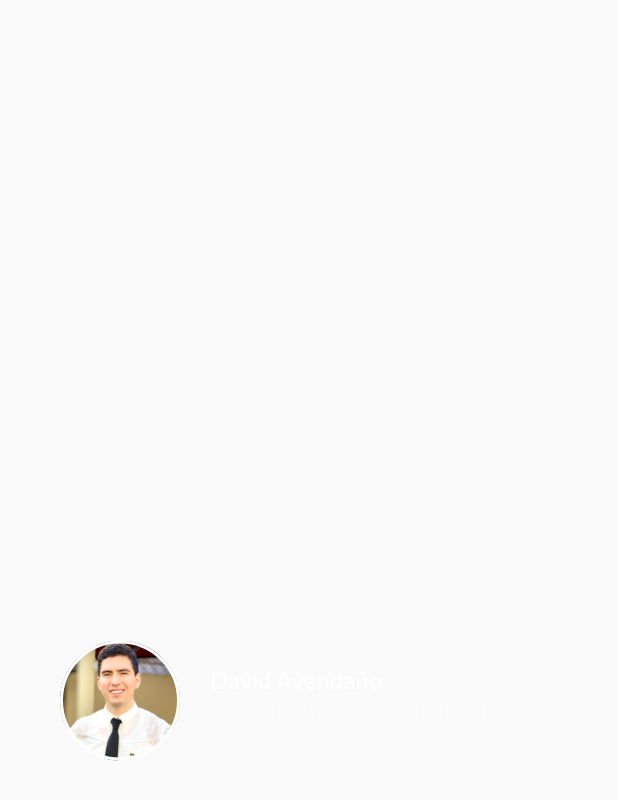
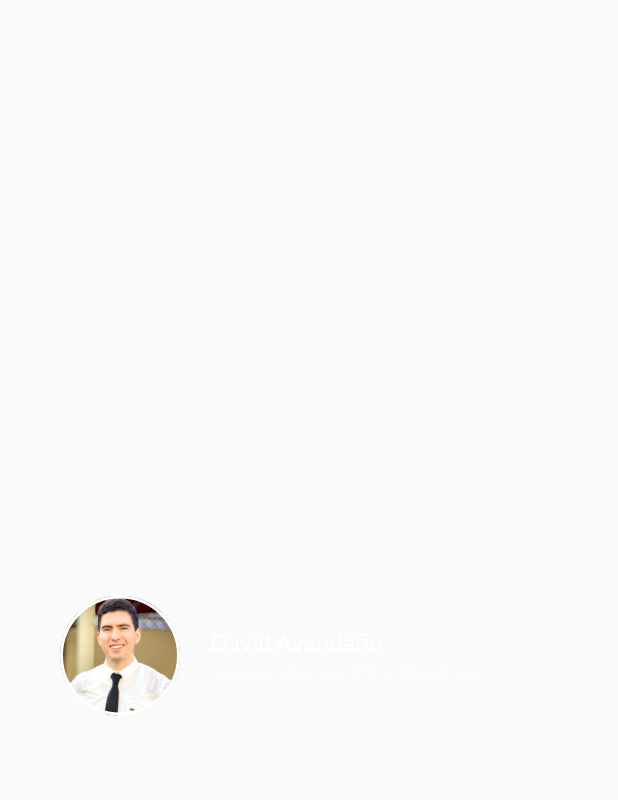
Before and after one commit to davidac2007/trips-app, a Flutter app: the ProfileDetails widget shown alone on an empty page, opened directly, on a phone screen of 412 x 824 dp. Shown: the top 800 px of the screen. Run offline on Flutter 3.47's test engine with Material 2 defaults, Android fonts, the phone set to English and light mode, and no system bars.

Commit message:
Made the UI more responsive

```diff
--- a/lib/profile/profile.dart
+++ b/lib/profile/profile.dart
@@ -1,18 +1,13 @@
 import 'package:flutter/material.dart';
 
-import 'package:trips_app/profile/profile_appbar.dart';
+import 'package:trips_app/profile/profile_background.dart';
 import 'package:trips_app/profile/profile_card_list.dart';
 
 class Profile extends StatelessWidget {
   @override
   Widget build(BuildContext context) {
-    return Stack(alignment: Alignment.center, children: [
-      Column(
-        children: [
-          ProfileAppBar(),
-        ],
-      ),
-      ProfileCardImageList()
-    ]);
+    return Stack(
+        // alignment: Alignment.center,
+        children: [ProfileBackground(), ProfileCardImageList()]);
   }
 }
--- a/lib/profile/profile_appbar.dart
+++ /dev/null
@@ -1,23 +0,0 @@
-import 'package:flutter/material.dart';
-import 'package:trips_app/profile/profile_background.dart';
-import 'package:trips_app/profile/profile_buttons.dart';
-import 'package:trips_app/profile/profile_details.dart';
-
-class ProfileAppBar extends StatelessWidget {
-  @override
-  Widget build(BuildContext context) {
-    return Stack(
-      children: <Widget>[
-        ProfileBackground(),
-        ProfileTitle(),
-        Column(
-          children: [
-            ProfileDetails("assets/img/Me.jpg", "David Avendaño\n",
-                " d.avendano.c@hotmail.com"),
-            ProfileButtons(),
-          ],
-        )
-      ],
-    );
-  }
-}
--- a/lib/profile/profile_background.dart
+++ b/lib/profile/profile_background.dart
@@ -47,7 +47,7 @@ class ProfileTitle extends StatelessWidget {
                   fontWeight: FontWeight.bold,
                   fontSize: 30.0),
             ),
-            SizedBox(width: screenWidth * 0.60),
+            SizedBox(width: screenWidth * 0.55),
             Icon(
               Icons.settings,
               color: Colors.grey,
--- a/lib/profile/profile_card_list.dart
+++ b/lib/profile/profile_card_list.dart
@@ -1,16 +1,24 @@
 import 'package:flutter/material.dart';
+import 'package:trips_app/profile/profile_background.dart';
+import 'package:trips_app/profile/profile_buttons.dart';
 import 'package:trips_app/profile/profile_card_image.dart';
+
+import 'profile_details.dart';
 
 class ProfileCardImageList extends StatelessWidget {
   @override
   Widget build(BuildContext context) {
     return Container(
-      margin: EdgeInsets.only(top: 280.0, bottom: 10.0),
+      margin: EdgeInsets.only(bottom: 40.0),
       height: double.infinity,
       child: ListView(
         padding: EdgeInsets.all(20.0),
         scrollDirection: Axis.vertical,
         children: <Widget>[
+          ProfileTitle(),
+          ProfileDetails("assets/img/Me.jpg", "David Avendaño\n",
+              " d.avendano.c@hotmail.com"),
+          ProfileButtons(),
           ProfileCardImage(
               "assets/img/mountainsk.jpeg",
               "Knuckles Mountains Range",
--- a/lib/profile/profile_details.dart
+++ b/lib/profile/profile_details.dart
@@ -8,7 +8,7 @@ class ProfileDetails extends StatelessWidget {
   @override
   Widget build(BuildContext context) {
     final photo = Container(
-      margin: EdgeInsets.only(top: 110.0, left: 40.0),
+      margin: EdgeInsets.only(top: 50.0, left: 40.0),
       width: 80.0,
       height: 80.0,
       decoration: BoxDecoration(
@@ -19,7 +19,7 @@ class ProfileDetails extends StatelessWidget {
     );
 
     final profileDetails = Container(
-        margin: EdgeInsets.only(top: 100.0, left: 20.0),
+        margin: EdgeInsets.only(top: 50.0, left: 20.0),
         child: Text.rich(TextSpan(children: [
           TextSpan(
               text: name,
```
